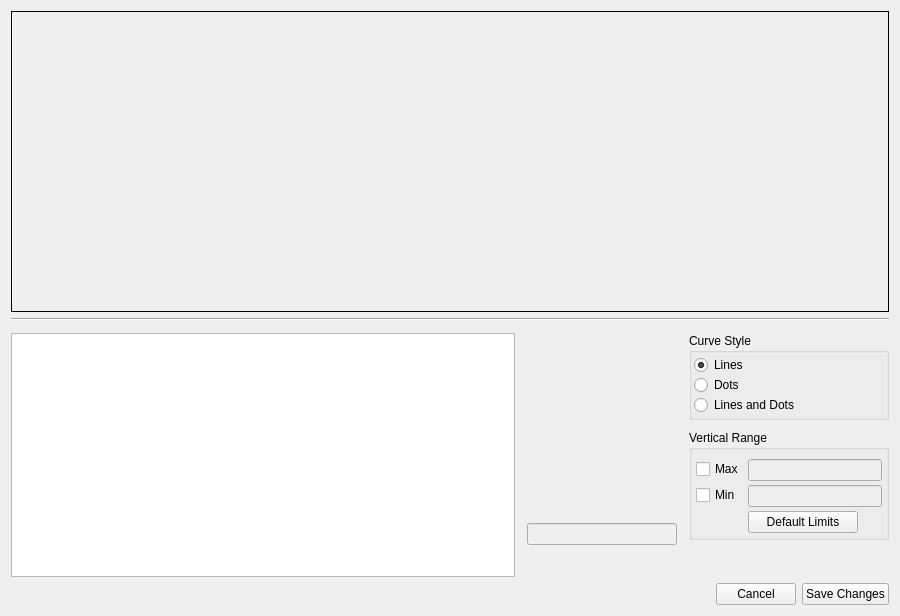
Before: the Qt Designer form plotter_gui/plotwidget_editor.ui in ziparker/PlotJuggler, drawn with Qt 5.
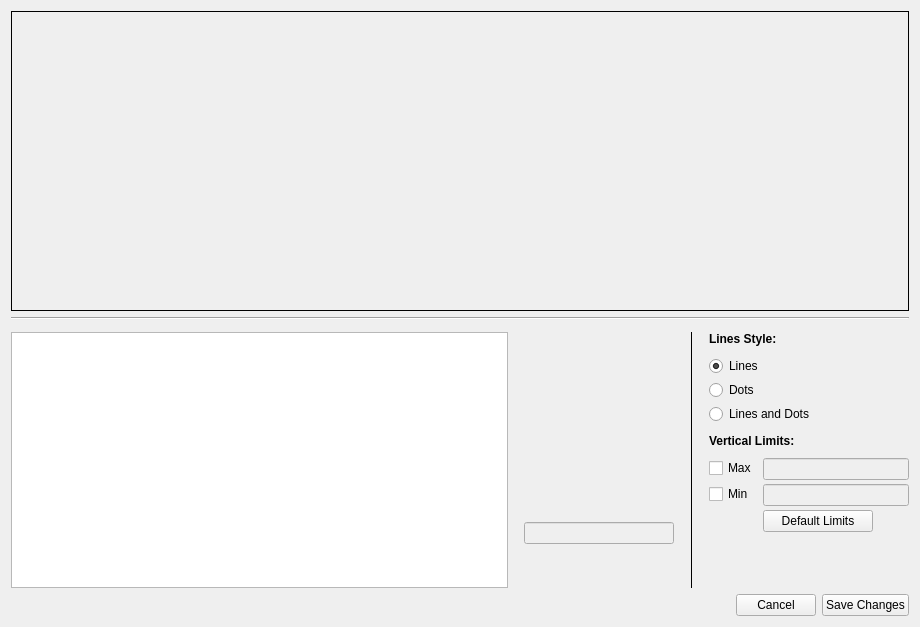
After: the same form once the commit is applied.

Commit message: custom plot editor works

```diff
--- a/plotter_gui/plotwidget_editor.ui
+++ b/plotter_gui/plotwidget_editor.ui
@@ -6,8 +6,8 @@
    <rect>
     <x>0</x>
     <y>0</y>
-    <width>900</width>
-    <height>616</height>
+    <width>920</width>
+    <height>627</height>
    </rect>
   </property>
   <property name="minimumSize">
@@ -57,12 +57,12 @@
      <property name="maximumSize">
       <size>
        <width>16777215</width>
-       <height>250</height>
+       <height>16777215</height>
       </size>
      </property>
-     <layout class="QHBoxLayout" name="horizontalLayout" stretch="2,0,0">
+     <layout class="QHBoxLayout" name="horizontalLayout" stretch="2,0,0,0">
       <property name="spacing">
-       <number>12</number>
+       <number>16</number>
       </property>
       <property name="leftMargin">
        <number>0</number>
@@ -81,7 +81,7 @@
         <property name="minimumSize">
          <size>
           <width>300</width>
-          <height>0</height>
+          <height>250</height>
          </size>
         </property>
         <layout class="QVBoxLayout" name="verticalLayout_3">
@@ -139,7 +139,7 @@
         <property name="minimumSize">
          <size>
           <width>150</width>
-          <height>0</height>
+          <height>250</height>
          </size>
         </property>
         <property name="maximumSize">
@@ -203,6 +203,16 @@
         </layout>
        </widget>
       </item>
+      <item>
+       <widget class="Line" name="line_2">
+        <property name="frameShadow">
+         <enum>QFrame::Plain</enum>
+        </property>
+        <property name="orientation">
+         <enum>Qt::Vertical</enum>
+        </property>
+       </widget>
+      </item>
       <item>
        <widget class="QWidget" name="widgetMore" native="true">
         <property name="enabled">
@@ -211,7 +221,13 @@
         <property name="minimumSize">
          <size>
           <width>200</width>
-          <height>0</height>
+          <height>250</height>
+         </size>
+        </property>
+        <property name="maximumSize">
+         <size>
+          <width>200</width>
+          <height>16777215</height>
          </size>
         </property>
         <layout class="QVBoxLayout" name="verticalLayout_4">
@@ -231,7 +247,20 @@
           <number>0</number>
          </property>
          <item>
-          <widget class="QGroupBox" name="groupBoxStyle">
+          <widget class="QLabel" name="label">
+           <property name="font">
+            <font>
+             <weight>75</weight>
+             <bold>true</bold>
+            </font>
+           </property>
+           <property name="text">
+            <string>Lines Style:</string>
+           </property>
+          </widget>
+         </item>
+         <item>
+          <widget class="QFrame" name="frameStyle">
            <property name="minimumSize">
             <size>
              <width>200</width>
@@ -244,24 +273,21 @@
              <height>200</height>
             </size>
            </property>
-           <property name="title">
-            <string>Curve Style</string>
-           </property>
            <layout class="QVBoxLayout" name="verticalLayout_5">
             <property name="spacing">
-             <number>0</number>
+             <number>4</number>
             </property>
             <property name="leftMargin">
-             <number>2</number>
+             <number>0</number>
             </property>
             <property name="topMargin">
-             <number>2</number>
+             <number>0</number>
             </property>
             <property name="rightMargin">
-             <number>2</number>
+             <number>0</number>
             </property>
             <property name="bottomMargin">
-             <number>2</number>
+             <number>0</number>
             </property>
             <item>
              <widget class="QRadioButton" name="radioLines">
@@ -300,7 +326,20 @@
           </widget>
          </item>
          <item>
-          <widget class="QGroupBox" name="groupBoxLimits">
+          <widget class="QLabel" name="label_2">
+           <property name="font">
+            <font>
+             <weight>75</weight>
+             <bold>true</bold>
+            </font>
+           </property>
+           <property name="text">
+            <string>Vertical Limits:</string>
+           </property>
+          </widget>
+         </item>
+         <item>
+          <widget class="QFrame" name="frameLimits">
            <property name="minimumSize">
             <size>
              <width>200</width>
@@ -313,27 +352,24 @@
              <height>200</height>
             </size>
            </property>
-           <property name="title">
-            <string>Vertical Range</string>
-           </property>
            <layout class="QFormLayout" name="formLayout">
             <property name="horizontalSpacing">
-             <number>4</number>
+             <number>6</number>
             </property>
             <property name="verticalSpacing">
              <number>4</number>
             </property>
             <property name="leftMargin">
-             <number>4</number>
+             <number>0</number>
             </property>
             <property name="topMargin">
-             <number>9</number>
+             <number>0</number>
             </property>
             <property name="rightMargin">
-             <number>4</number>
+             <number>0</number>
             </property>
             <property name="bottomMargin">
-             <number>4</number>
+             <number>0</number>
             </property>
             <item row="1" column="0">
              <widget class="QCheckBox" name="checkBoxMax">
```
The commit also changes 17 other files.
